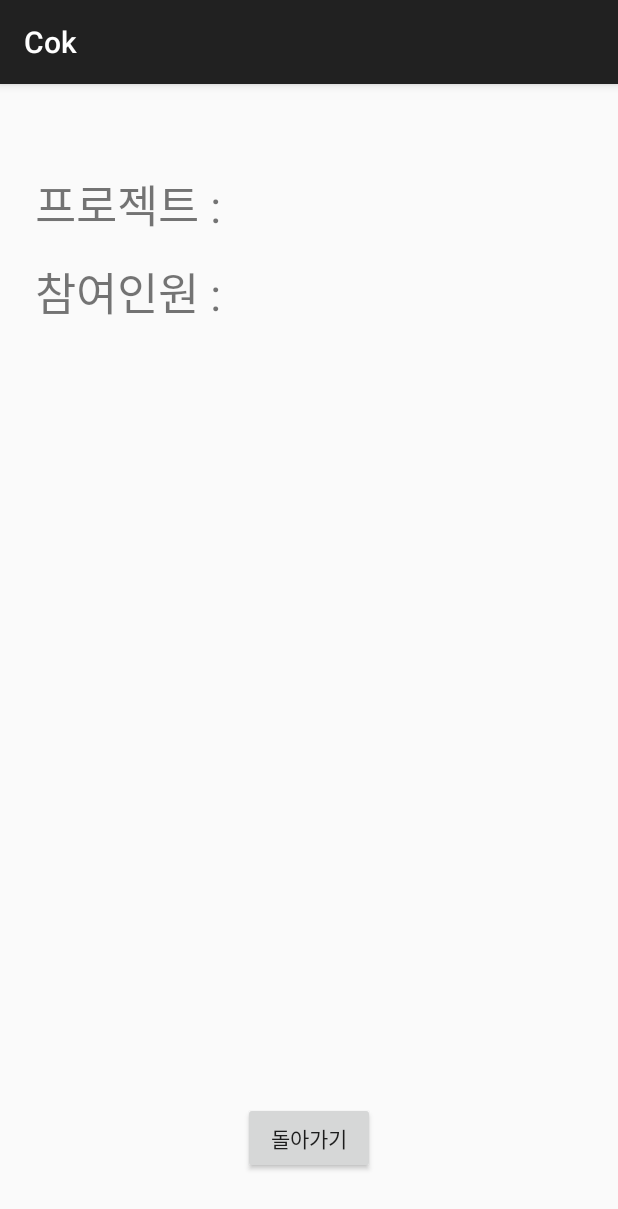
After one commit to LeByHo/Mobile, an Android app: the Main3Activity screen opened directly, with no data from a screen before it, on a phone screen of 412 x 824 dp. The commit adds this screen. Shown: the top 1209 px of the screen. Run offline under Robolectric (Android 15) with nearby library versions, the phone set to English and light mode, and no system bars; 2 statements that could not run were skipped.

Commit message:
17-05-18

```diff
--- a/Cok/app/src/main/AndroidManifest.xml
+++ b/Cok/app/src/main/AndroidManifest.xml
@@ -24,6 +24,7 @@
             </intent-filter>
         </activity>
         <activity android:name=".Main2Activity" ></activity>
+        <activity android:name=".Main3Activity" ></activity>
         <activity android:name=".Calendar" ></activity>
 
     </application>
--- a/Cok/app/src/main/java/org/androidtown/cok/Calendar.java
+++ b/Cok/app/src/main/java/org/androidtown/cok/Calendar.java
@@ -7,6 +7,8 @@ import android.view.View;
 import android.widget.Button;
 import android.widget.CalendarView;
 import android.widget.Toast;
+
+import java.lang.reflect.Array;
 
 /**
  * Created by GE62 on 2017-05-10.
@@ -21,6 +23,7 @@ public class Calendar extends AppCompatActivity{
         setContentView(R.layout.calendar);
         calendarView = (CalendarView)findViewById(R.id.calendar);
         button = (Button)findViewById(R.id.button3);
+
         calendarView.setOnDateChangeListener(new CalendarView.OnDateChangeListener() {
             @Override
             public void onSelectedDayChange(@NonNull CalendarView view, int year, int month, int dayOfMonth) {
--- a/Cok/app/src/main/java/org/androidtown/cok/Main2Activity.java
+++ b/Cok/app/src/main/java/org/androidtown/cok/Main2Activity.java
@@ -21,6 +21,7 @@ public class Main2Activity extends AppCompatActivity {
     protected void onCreate(Bundle savedInstanceState) {
         super.onCreate(savedInstanceState);
         setContentView(R.layout.activity_main2);
+
         setup();
         Cbutton.setOnClickListener(new View.OnClickListener() {
             @Override
@@ -32,6 +33,7 @@ public class Main2Activity extends AppCompatActivity {
         Fbutton.setOnClickListener(new View.OnClickListener() {
             @Override
             public void onClick(View v) {
+
                 Intent intent = getIntent();
                 Bundle bundle = intent.getExtras();
                 bundle.putString("title",title.getText().toString());
--- /dev/null
+++ b/Cok/app/src/main/java/org/androidtown/cok/Main3Activity.java
@@ -0,0 +1,45 @@
+package org.androidtown.cok;
+
+import android.content.Intent;
+import android.os.Build;
+import android.os.Bundle;
+import android.support.annotation.Nullable;
+import android.app.Fragment;
+import android.support.annotation.RequiresApi;
+import android.support.v7.app.AppCompatActivity;
+import android.view.LayoutInflater;
+import android.view.View;
+import android.view.ViewGroup;
+import android.widget.Button;
+import android.widget.TextView;
+
+/**
+ * Created by LEE on 2017-05-17.
+ */
+
+public class Main3Activity extends AppCompatActivity  {
+    TextView text1;
+    TextView text2;
+    Button btn;
+    @RequiresApi(api = Build.VERSION_CODES.M)
+    @Override
+    protected void onCreate(Bundle savedInstanceState) {
+        super.onCreate(savedInstanceState);
+        setContentView(R.layout.activity_main3);
+        text1 = (TextView)findViewById(R.id.textView5);
+        text2 =(TextView)findViewById(R.id.textView6);
+        btn = (Button)findViewById(R.id.btn);
+        Intent data=getIntent();
+        Bundle bundle = data.getExtras();
+        String title=bundle.getString("NAME").toString();
+        String number =bundle.getString("NUM").toString();
+        text1.setText(title);
+        text2.setText(number);
+        btn.setOnClickListener(new View.OnClickListener() {
+            @Override
+            public void onClick(View v) {
+                finish();
+            }
+        });
+    }
+}
--- a/Cok/app/src/main/java/org/androidtown/cok/MainActivity.java
+++ b/Cok/app/src/main/java/org/androidtown/cok/MainActivity.java
@@ -46,7 +46,7 @@ public class MainActivity extends AppCompatActivity {
         Toast.makeText(getApplicationContext(), outName + " "+ num, Toast.LENGTH_LONG).show();
         android.app.FragmentManager fm=getFragmentManager();
         android.app.FragmentTransaction tr=fm.beginTransaction();
-        MainFragment cf=new MainFragment();
+        MainFragment cf = new MainFragment(MainActivity.this);
         Bundle bundle = new Bundle();
         bundle.putString("Project",outName);
         bundle.putString("mCount",num);
--- a/Cok/app/src/main/java/org/androidtown/cok/MainFragment.java
+++ b/Cok/app/src/main/java/org/androidtown/cok/MainFragment.java
@@ -1,11 +1,14 @@
 package org.androidtown.cok;
 
 import android.app.Fragment;
+import android.content.Context;
 import android.content.Intent;
+import android.os.Build;
 import android.os.Bundle;
 import android.os.Handler;
 import android.os.Message;
 import android.support.annotation.Nullable;
+import android.support.annotation.RequiresApi;
 import android.util.Log;
 import android.view.LayoutInflater;
 import android.view.View;
@@ -27,6 +30,7 @@ public class MainFragment extends Fragment {
     ProgressHandler handler;
     Button btn;
     boolean isRunning =false;
+    Context mainContext;
 
     @Nullable
     @Override
@@ -37,18 +41,33 @@ public class MainFragment extends Fragment {
         mCount =(TextView)rootView.findViewById(R.id.text2);
         mcount = (TextView)rootView.findViewById(R.id.text3);
         btn =(Button)rootView.findViewById(R.id.btn);
-        btn.setOnClickListener(new View.OnClickListener() {
-            @Override
-            public void onClick(View v) {
-               mcount.setText("gg".toString());
-            }
-        });
         handler = new ProgressHandler();
         Bundle extra = getArguments();
         pName.setText(extra.getString("Project").toString());
         mCount.setText(extra.getString("mCount").toString());
+        btn.setOnClickListener(new View.OnClickListener() {
+
+
+
+            @Override
+            public void onClick(View v) {
+                Intent intent = new Intent(mainContext,Main3Activity.class);
+                Bundle bundle = new Bundle();
+                bundle.putString("NAME",pName.getText().toString());
+                bundle.putString("NUM",mCount.getText().toString());
+                intent.putExtras(bundle);
+                startActivity(intent);
+            }
+        });
         return rootView;
     }
+
+    public MainFragment(Context _context){
+        mainContext = _context;
+    }
+
+
+
 
 
     public void onStart() {
@@ -67,6 +86,10 @@ public class MainFragment extends Fragment {
         isRunning = true;
         thread1.start();
     }
+
+
+
+
     public class ProgressHandler extends Handler {
         public void handleMessage(Message msg){
             bar.incrementProgressBy(5);
--- a/Cok/app/src/main/res/drawable/border.xml
+++ b/Cok/app/src/main/res/drawable/border.xml
@@ -1,8 +1,8 @@
 <?xml version="1.0" encoding="utf-8"?>
 <shape xmlns:android="http://schemas.android.com/apk/res/android">
     <stroke
-        android:width="0.5dp"
-        android:color="#FFFFFF" />
+        android:width="3.0dp"
+        android:color="#000000" />
 
     <solid android:color="#F7F3F7" />
 
--- /dev/null
+++ b/Cok/app/src/main/res/layout/activity_main3.xml
@@ -0,0 +1,55 @@
+<?xml version="1.0" encoding="utf-8"?>
+<RelativeLayout xmlns:android="http://schemas.android.com/apk/res/android"
+    android:orientation="vertical" android:layout_width="match_parent"
+    android:layout_height="match_parent">
+    <TextView
+        android:layout_width="wrap_content"
+        android:layout_height="wrap_content"
+        android:text="프로젝트 : "
+        android:textSize="30dp"
+        android:layout_alignParentTop="true"
+        android:layout_alignParentLeft="true"
+        android:layout_alignParentStart="true"
+        android:layout_marginLeft="23dp"
+        android:layout_marginStart="23dp"
+        android:layout_marginTop="57dp"
+        android:id="@+id/textView3" />
+    <TextView
+        android:layout_width="wrap_content"
+        android:layout_height="wrap_content"
+        android:textSize="30dp"
+        android:layout_alignBaseline="@+id/textView3"
+        android:layout_alignBottom="@+id/textView3"
+        android:layout_toRightOf="@+id/textView3"
+        android:layout_toEndOf="@+id/textView3"
+        android:layout_marginLeft="38dp"
+        android:layout_marginStart="38dp"
+        android:id="@+id/textView5" />
+    <TextView
+        android:layout_width="wrap_content"
+        android:layout_height="wrap_content"
+        android:text="참여인원 : "
+        android:textSize="30dp"
+        android:layout_below="@+id/textView3"
+        android:layout_alignLeft="@+id/textView3"
+        android:layout_alignStart="@+id/textView3"
+        android:layout_marginTop="13dp"
+        android:id="@+id/textView4" />
+    <TextView
+        android:id="@+id/textView6"
+        android:layout_width="wrap_content"
+        android:layout_height="wrap_content"
+        android:textSize="30dp"
+        android:layout_alignBaseline="@+id/textView4"
+        android:layout_alignBottom="@+id/textView4"
+        android:layout_toRightOf="@+id/textView5"
+        android:layout_toEndOf="@+id/textView5" />
+    <Button
+        android:layout_width="wrap_content"
+        android:layout_height="wrap_content"
+        android:id="@+id/btn"
+        android:text="돌아가기"
+        android:layout_alignParentBottom="true"
+        android:layout_centerHorizontal="true"
+        android:layout_marginBottom="41dp" />
+</RelativeLayout>
--- a/Cok/app/src/main/res/layout/fragment_main.xml
+++ b/Cok/app/src/main/res/layout/fragment_main.xml
@@ -7,7 +7,8 @@
         android:id="@+id/btn"
         android:layout_width="match_parent"
         android:layout_height="match_parent"
-        android:visibility="invisible"
+        android:visibility="visible"
+        android:background="#00FFFFFF"
         android:layout_alignBottom="@+id/tableLayout"
         android:layout_alignLeft="@+id/tableLayout"
         android:layout_alignStart="@+id/tableLayout"
@@ -23,6 +24,7 @@
         android:layout_centerHorizontal="true"
         android:id="@+id/tableLayout">
         <TableRow>
+
             <TextView
                 android:layout_span="1"
                 android:text="프 로 젝 트 :"
```
